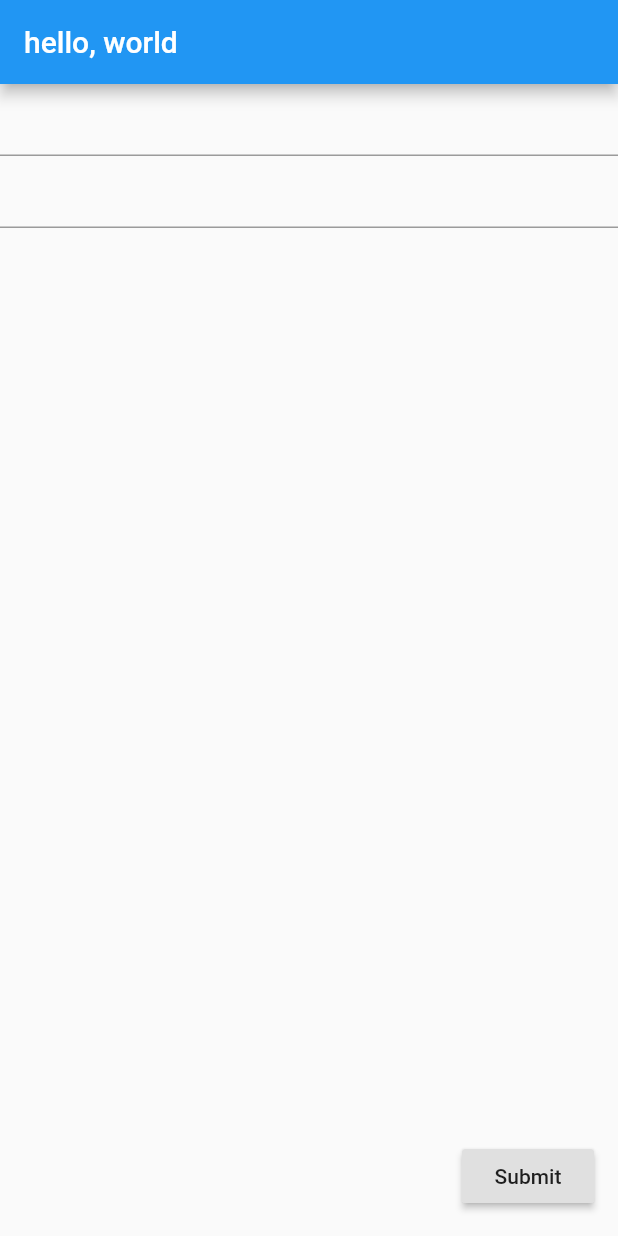
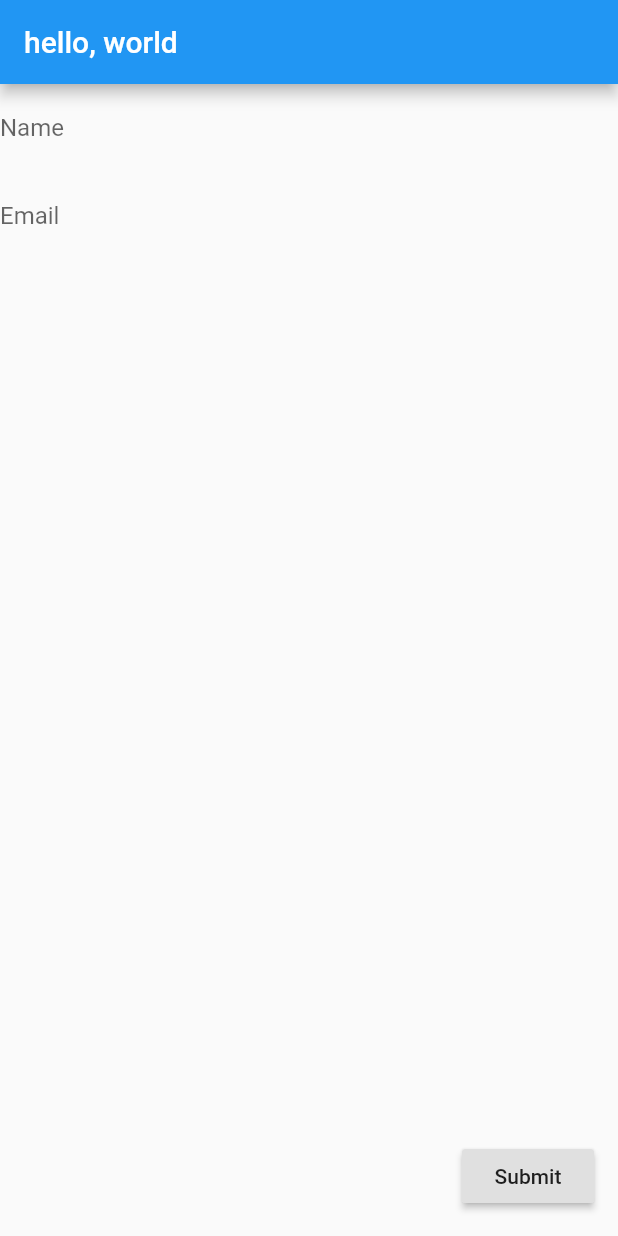
Before and after one commit to pocari/build_a_form_with_validation, a Flutter app: the screen it shows after launch, on a phone screen of 412 x 824 dp. Run offline on Flutter 3.47's test engine with Material 2 defaults, Android fonts, the phone set to English and light mode, and no system bars.

Commit message:
create and style a text field

```diff
--- a/lib/main.dart
+++ b/lib/main.dart
@@ -35,6 +35,11 @@ class MyCustomFormState extends State<MyCustomForm> {
           mainAxisAlignment: MainAxisAlignment.start,
           children: <Widget>[
             TextFormField(
+              decoration: InputDecoration(
+                border: InputBorder.none,
+                labelText: "Name",
+                hintText: 'Jane Doe',
+              ),
               validator: (v) {
                 if (v.isEmpty) {
                   return '名前を入力して下さい';
@@ -43,6 +48,11 @@ class MyCustomFormState extends State<MyCustomForm> {
               },
             ),
             TextFormField(
+              decoration: InputDecoration(
+                border: InputBorder.none,
+                hintText: 'hoge@example.com',
+                labelText: "Email",
+              ),
               validator: (v) {
                 if (v.isEmpty) {
                   return 'メールアドレスを入力して下さい';
```
